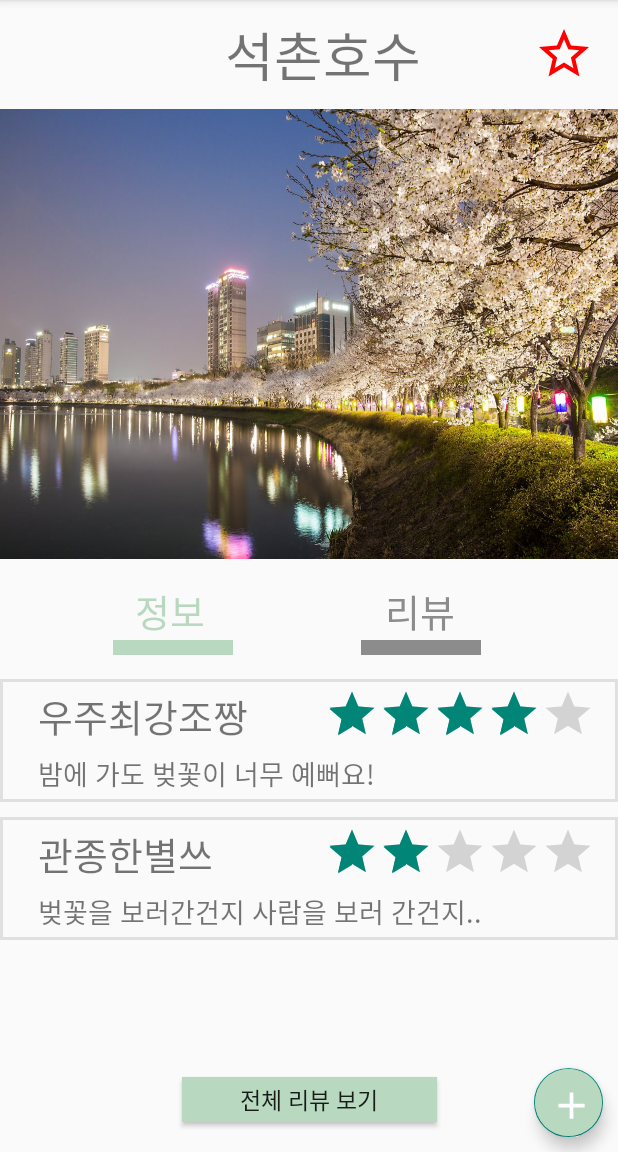
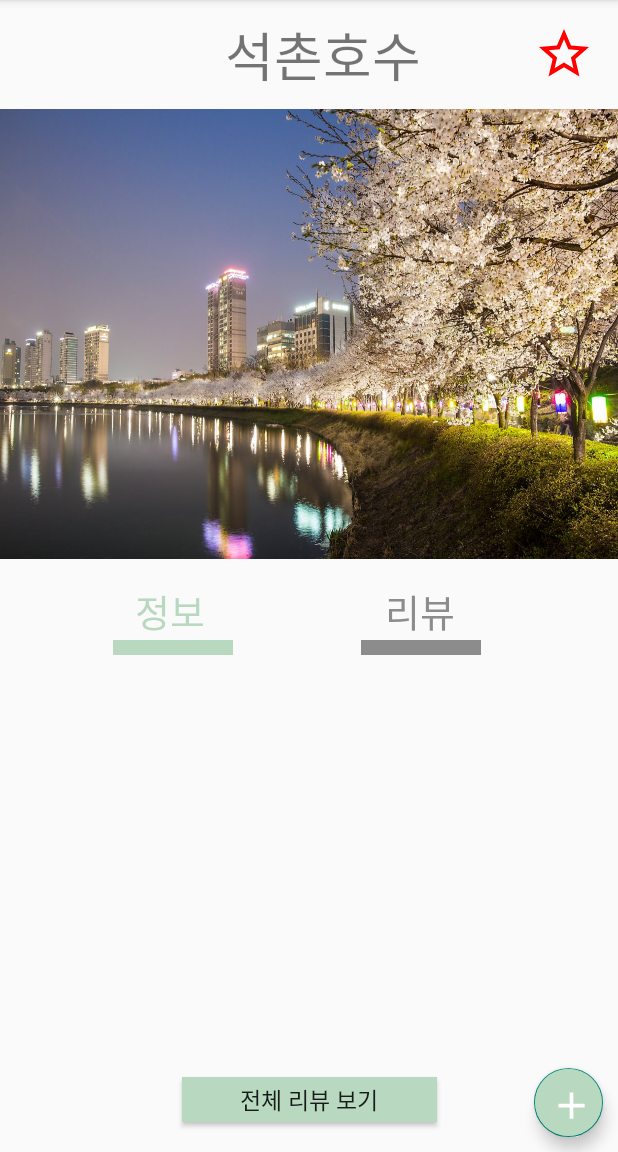
Before and after one commit to joo1yeon/Lovey-Dovey, an Android app: the fragment Date_Review placed in its activity, on a phone screen of 412 x 824 dp, the part 84-1236 px from its top. Run offline under Robolectric (Android 15) with nearby library versions, the phone set to English and light mode, and no system bars; Roboto replaces fonts that are not available here; 1 statement that could not run was skipped.

Commit message:
date_review

```diff
--- a/app/src/main/res/layout/date_review.xml
+++ b/app/src/main/res/layout/date_review.xml
@@ -3,92 +3,6 @@
     xmlns:app="http://schemas.android.com/apk/res-auto"
     android:layout_width="match_parent"
     android:layout_height="match_parent">
-
-    <android.support.constraint.ConstraintLayout
-        android:id="@+id/v1"
-        android:layout_width="match_parent"
-        android:layout_height="wrap_content"
-        android:background="@drawable/date_review_line"
-        android:padding="5dp"
-        app:layout_constraintLeft_toLeftOf="parent"
-        app:layout_constraintTop_toTopOf="parent">
-
-        <TextView
-            android:id="@+id/tv4"
-            android:layout_width="wrap_content"
-            android:layout_height="wrap_content"
-            android:layout_marginLeft="20dp"
-            android:fontFamily="@font/netmarble_m"
-            android:text="우주최강조짱"
-            android:textSize="25sp"
-            app:layout_constraintLeft_toLeftOf="parent"
-            app:layout_constraintTop_toTopOf="parent" />
-
-        <RatingBar
-            style="?android:attr/ratingBarStyleIndicator"
-            android:layout_width="wrap_content"
-            android:layout_height="wrap_content"
-            android:layout_marginRight="10dp"
-            android:max="5"
-            android:rating="4"
-            app:layout_constraintRight_toRightOf="parent"
-            app:layout_constraintTop_toTopOf="parent" />
-
-        <TextView
-            android:layout_width="wrap_content"
-            android:layout_height="wrap_content"
-            android:layout_marginLeft="20dp"
-            android:layout_marginTop="5dp"
-            android:fontFamily="@font/netmarble_m"
-            android:text="밤에 가도 벚꽃이 너무 예뻐요!"
-            android:textSize="18sp"
-            app:layout_constraintLeft_toLeftOf="parent"
-            app:layout_constraintTop_toBottomOf="@+id/tv4" />
-    </android.support.constraint.ConstraintLayout>
-
-    <android.support.constraint.ConstraintLayout
-        android:layout_width="match_parent"
-        android:layout_height="wrap_content"
-        android:layout_marginTop="10dp"
-        android:background="@drawable/date_review_line"
-        android:padding="5dp"
-        android:id="@+id/v2"
-        app:layout_constraintLeft_toLeftOf="parent"
-        app:layout_constraintTop_toBottomOf="@+id/v1">
-
-        <TextView
-            android:id="@+id/tv5"
-            android:layout_width="wrap_content"
-            android:layout_height="wrap_content"
-            android:layout_marginLeft="20dp"
-            android:fontFamily="@font/netmarble_m"
-            android:text="관종한별쓰"
-            android:textSize="25sp"
-            app:layout_constraintLeft_toLeftOf="parent"
-            app:layout_constraintTop_toTopOf="parent" />
-
-        <RatingBar
-            style="?android:attr/ratingBarStyleIndicator"
-            android:layout_width="wrap_content"
-            android:layout_height="wrap_content"
-            android:layout_marginRight="10dp"
-            android:max="5"
-            android:rating="2"
-            app:layout_constraintRight_toRightOf="parent"
-            app:layout_constraintTop_toTopOf="parent" />
-
-        <TextView
-            android:layout_width="wrap_content"
-            android:layout_height="wrap_content"
-            android:layout_marginLeft="20dp"
-            android:layout_marginTop="5dp"
-            android:fontFamily="@font/netmarble_m"
-            android:text="벚꽃을 보러간건지 사람을 보러 간건지.."
-            android:textSize="18sp"
-            app:layout_constraintLeft_toLeftOf="parent"
-            app:layout_constraintTop_toBottomOf="@+id/tv5" />
-
-    </android.support.constraint.ConstraintLayout>
 
     <Button
         android:id="@+id/review"
```
